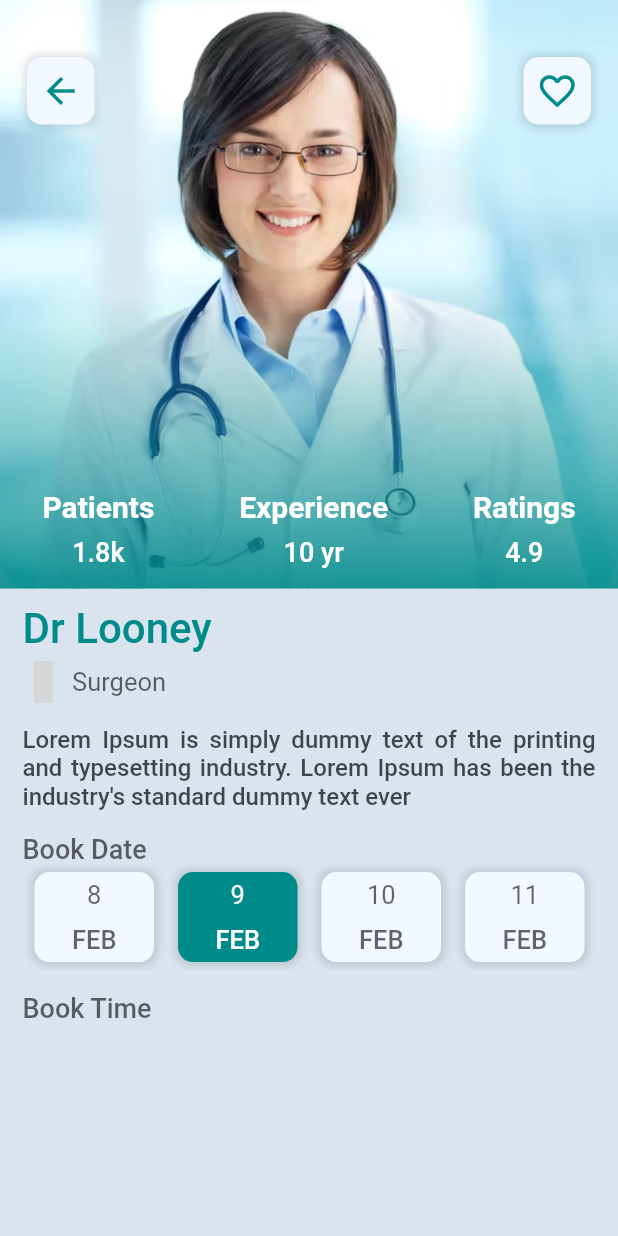
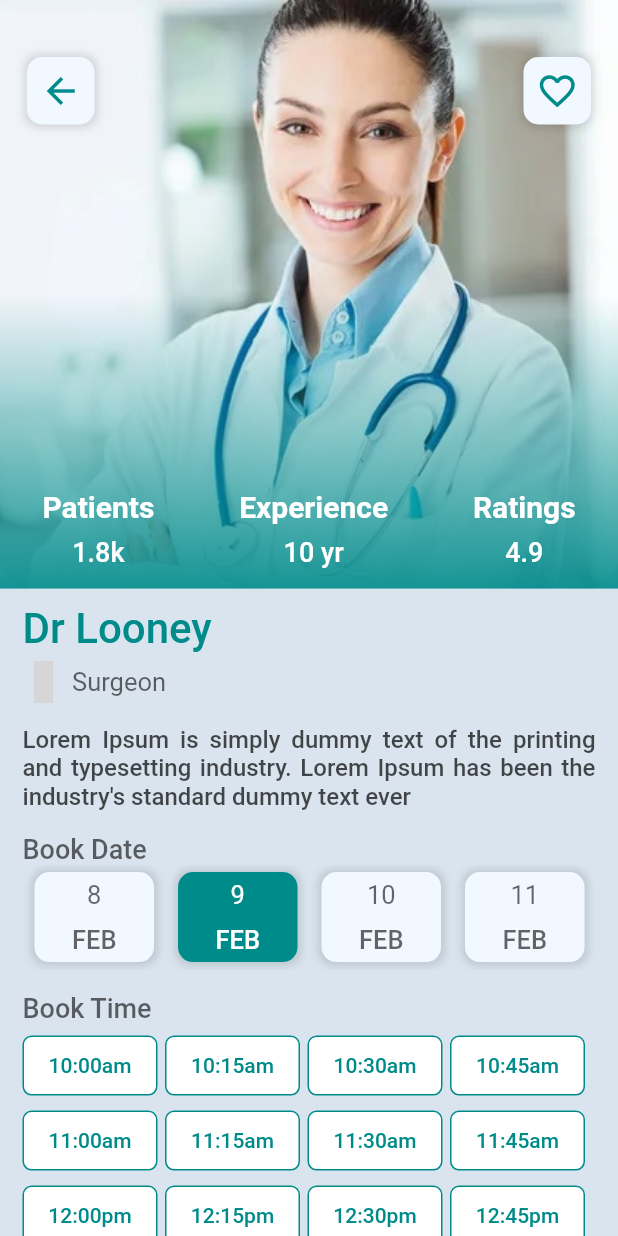
Before and after one commit to sangeeta2701/Doctor_app, a Flutter app: the AppointmentScreen screen opened directly, on a phone screen of 412 x 824 dp. Run offline on Flutter 3.47's test engine with Material 2 defaults, Android fonts, the phone set to English and light mode, and no system bars; our stand-ins replace material_design_icons_flutter; grey boxes are pictures that could not be loaded.

Commit message:
Appointment Booking App

```diff
--- a/lib/Screens/appointment_screen.dart
+++ b/lib/Screens/appointment_screen.dart
@@ -2,8 +2,84 @@ import 'package:doctor_app/utils/constants.dart';
 import 'package:flutter/material.dart';
 import 'package:material_design_icons_flutter/material_design_icons_flutter.dart';
 
-class AppointmentScreen extends StatelessWidget {
-  const AppointmentScreen({Key? key}) : super(key: key);
+class AppointmentScreen extends StatefulWidget {
+  AppointmentScreen({Key? key}) : super(key: key);
+
+  @override
+  State<AppointmentScreen> createState() => _AppointmentScreenState();
+}
+
+class _AppointmentScreenState extends State<AppointmentScreen> {
+  List<Map> hospitalTimePref = [
+    {
+      "txt": "10:00am",
+      "isSelected": false,
+    },
+    {
+      "txt": "10:15am",
+      "isSelected": false,
+    },
+    {
+      "txt": "10:30am",
+      "isSelected": false,
+    },
+    {
+      "txt": "10:45am",
+      "isSelected": false,
+    },
+    {
+      "txt": "11:00am",
+      "isSelected": false,
+    },
+    {
+      "txt": "11:15am",
+      "isSelected": false,
+    },
+    {
+      "txt": "11:30am",
+      "isSelected": false,
+    },
+    {
+      "txt": "11:45am",
+      "isSelected": false,
+    },
+    {
+      "txt": "12:00pm",
+      "isSelected": false,
+    },
+    {
+      "txt": "12:15pm",
+      "isSelected": false,
+    },
+    {
+      "txt": "12:30pm",
+      "isSelected": false,
+    },
+    {
+      "txt": "12:45pm",
+      "isSelected": false,
+    },
+    {
+      "txt": "1:00pm",
+      "isSelected": false,
+    },
+    {
+      "txt": "1:15pm",
+      "isSelected": false,
+    },
+    {
+      "txt": "1:30pm",
+      "isSelected": false,
+    },
+    {
+      "txt": "1:45pm",
+      "isSelected": false,
+    },
+    {
+      "txt": "2:00pm",
+      "isSelected": false,
+    },
+  ];
 
   @override
   Widget build(BuildContext context) {
@@ -17,7 +93,7 @@ class AppointmentScreen extends StatelessWidget {
               height: MediaQuery.of(context).size.height / 2.1,
               decoration: BoxDecoration(
                   image: DecorationImage(
-                      image: AssetImage("assets/images/doctor1.jpg"),
+                      image: AssetImage("assets/images/doctor2.jpg"),
                       fit: BoxFit.cover),
                   borderRadius: BorderRadius.only(
                     bottomLeft: Radius.circular(20),
@@ -225,10 +301,54 @@ class AppointmentScreen extends StatelessWidget {
                       style: subHeadingStyle,
                     ),
                   ),
+                  Padding(
+                    padding: const EdgeInsets.only(top: 8.0),
+                    child: Wrap(
+                      // spacing: 5,
+                      runSpacing: 10,
+                      children: hospitalTimePref
+                          .map((Map fp) => HospitalTimePreSel(fp))
+                          .toList(),
+                    ),
+                  ),
                 ],
               ),
             ),
           ],
+        ),
+      ),
+    );
+  }
+
+  Widget HospitalTimePreSel(Map e) {
+    bool isSelected = e["isSelected"];
+
+    return Padding(
+      padding: const EdgeInsets.only(right: 5.0),
+      child: GestureDetector(
+        onTap: () {
+          setState(() {
+            isSelected = !isSelected;
+            e["isSelected"] = isSelected;
+          });
+        },
+        child: Container(
+          height: 40,
+          width: 90,
+          decoration: BoxDecoration(
+            color: isSelected ? appUiThemeColor : appUiLightColor,
+            border: Border.all(color: appUiThemeColor, width: 1),
+            borderRadius: BorderRadius.circular(6),
+          ),
+          child: Center(
+            child: Text(
+              e["txt"] ?? "",
+              style: TextStyle(
+                  fontSize: 14,
+                  fontWeight: FontWeight.w500,
+                  color: isSelected ? appUiLightColor : appUiThemeColor),
+            ),
+          ),
         ),
       ),
     );
```
